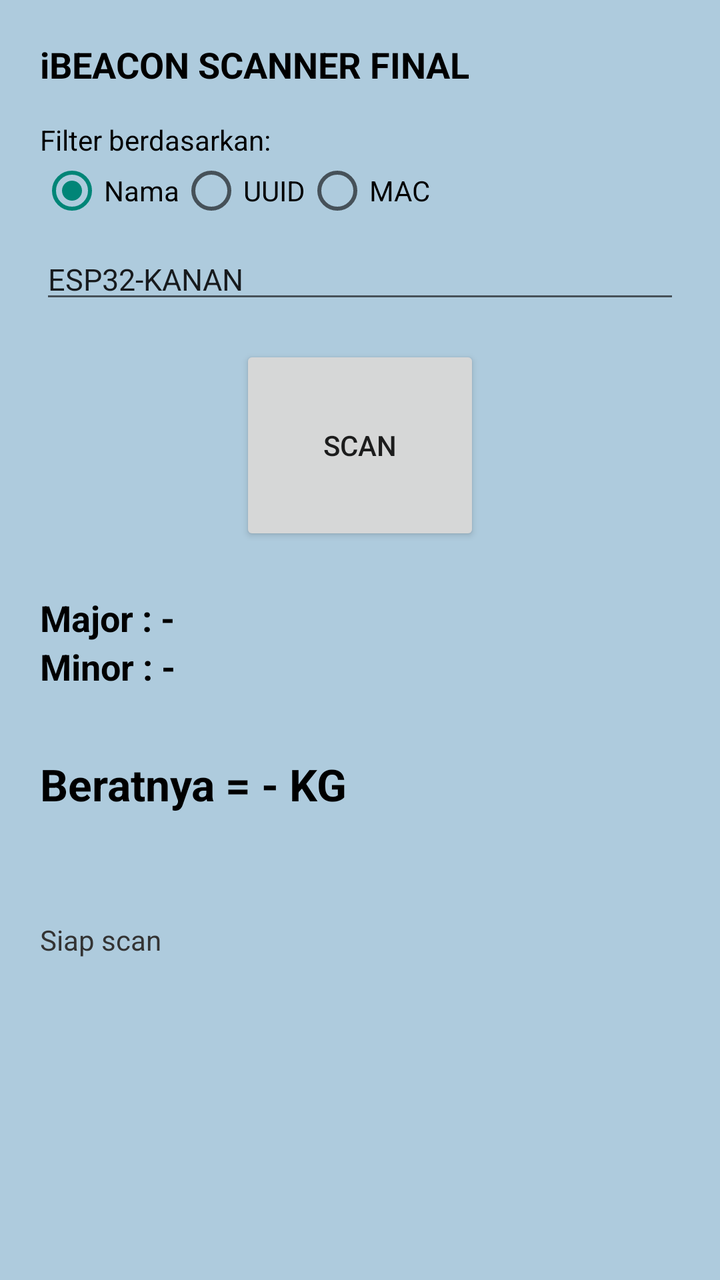
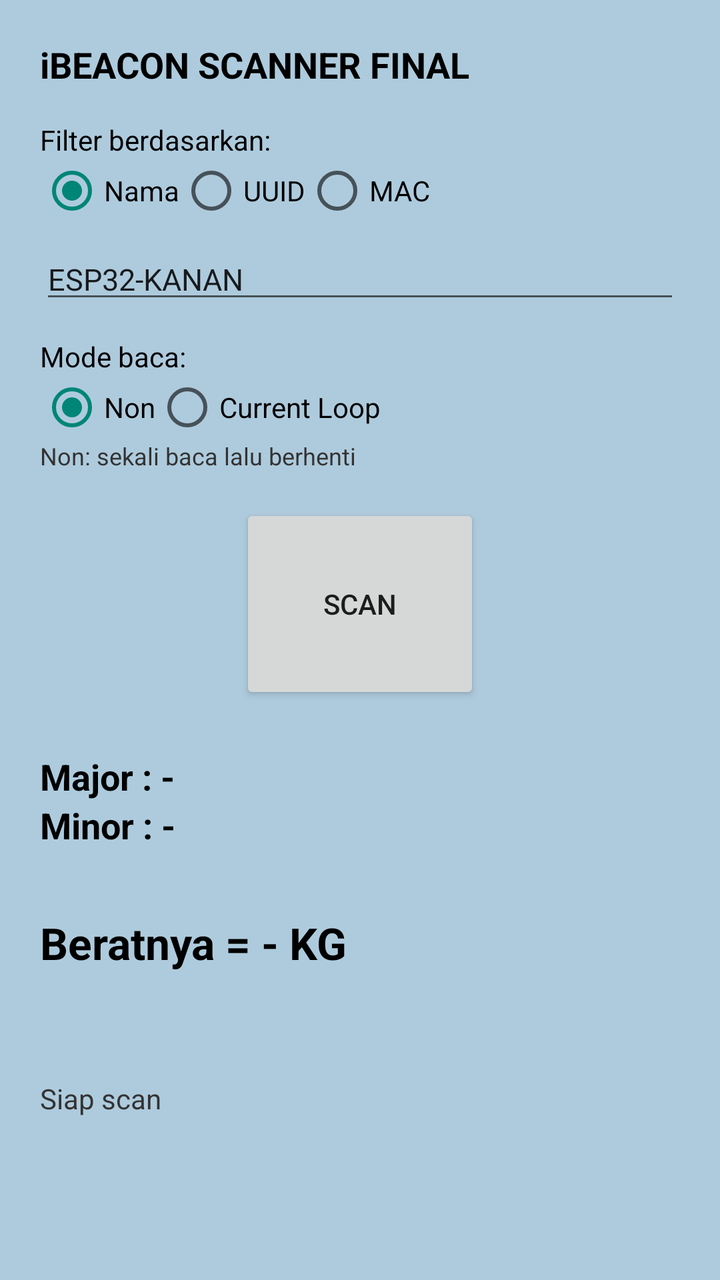

Compare the two renders of this Android layout. The source of the first and the diff that turns it into the second are given below.
<!-- AndroidManifest.xml: application theme android:Theme.Material.Light.DarkActionBar -->
<!-- res/layout/activity_main.xml -->
<?xml version="1.0" encoding="utf-8"?>
<ScrollView xmlns:android="http://schemas.android.com/apk/res/android"
    android:layout_width="match_parent" android:layout_height="match_parent"
    android:background="#AECBDD">

    <LinearLayout android:layout_width="match_parent" android:layout_height="wrap_content"
        android:orientation="vertical" android:padding="20dp">

        <TextView android:layout_width="wrap_content" android:layout_height="wrap_content"
            android:text="iBEACON SCANNER FINAL" android:textStyle="bold"
            android:textSize="18sp" android:textColor="#000000" />

        <TextView android:layout_width="wrap_content" android:layout_height="wrap_content"
            android:layout_marginTop="16dp" android:text="Filter berdasarkan:"
            android:textColor="#000000" />

        <RadioGroup android:id="@+id/rgFilter"
            android:layout_width="match_parent" android:layout_height="wrap_content"
            android:orientation="horizontal">
            <RadioButton android:id="@+id/rbName" android:layout_width="wrap_content"
                android:layout_height="wrap_content" android:text="Nama" android:checked="true" />
            <RadioButton android:id="@+id/rbUuid" android:layout_width="wrap_content"
                android:layout_height="wrap_content" android:text="UUID" />
            <RadioButton android:id="@+id/rbMac" android:layout_width="wrap_content"
                android:layout_height="wrap_content" android:text="MAC" />
        </RadioGroup>

        <EditText android:id="@+id/etFilter"
            android:layout_width="match_parent" android:layout_height="wrap_content"
            android:layout_marginTop="8dp" android:text="ESP32-KANAN"
            android:inputType="textCapCharacters|textNoSuggestions"
            android:singleLine="true" android:textSize="15sp" />

        <Button android:id="@+id/btnScan"
            android:layout_width="120dp" android:layout_height="100dp"
            android:layout_gravity="center_horizontal" android:layout_marginTop="16dp"
            android:text="Scan" />

        <TextView android:id="@+id/tvMajor"
            android:layout_width="wrap_content" android:layout_height="wrap_content"
            android:layout_marginTop="24dp" android:text="Major : -"
            android:textStyle="bold" android:textSize="18sp" android:textColor="#000000" />

        <TextView android:id="@+id/tvMinor"
            android:layout_width="wrap_content" android:layout_height="wrap_content"
            android:text="Minor : -"
            android:textStyle="bold" android:textSize="18sp" android:textColor="#000000" />

        <TextView android:id="@+id/tvWeight"
            android:layout_width="wrap_content" android:layout_height="wrap_content"
            android:layout_marginTop="32dp" android:text="Beratnya = - KG"
            android:textStyle="bold" android:textSize="22sp" android:textColor="#000000" />

        <TextView android:id="@+id/tvInfo"
            android:layout_width="match_parent" android:layout_height="wrap_content"
            android:layout_marginTop="24dp" android:textIsSelectable="true"
            android:textSize="13sp" android:textColor="#222222" />

        <TextView android:id="@+id/tvStatus"
            android:layout_width="match_parent" android:layout_height="wrap_content"
            android:layout_marginTop="12dp" android:text="Siap scan"
            android:textSize="14sp" android:textColor="#333333" />
    </LinearLayout>
</ScrollView>
<!-- resources referenced by this layout -->
<resources>

</resources>

<!-- the commit's change to res/layout/activity_main.xml (unified diff, before → after) -->
@@ -31,6 +31,24 @@
             android:inputType="textCapCharacters|textNoSuggestions"
             android:singleLine="true" android:textSize="15sp" />
 
+        <TextView android:layout_width="wrap_content" android:layout_height="wrap_content"
+            android:layout_marginTop="12dp" android:text="Mode baca:"
+            android:textColor="#000000" />
+
+        <RadioGroup android:id="@+id/rgLoop"
+            android:layout_width="match_parent" android:layout_height="wrap_content"
+            android:orientation="horizontal">
+            <RadioButton android:id="@+id/rbNon" android:layout_width="wrap_content"
+                android:layout_height="wrap_content" android:text="Non" android:checked="true" />
+            <RadioButton android:id="@+id/rbLoop" android:layout_width="wrap_content"
+                android:layout_height="wrap_content" android:text="Current Loop" />
+        </RadioGroup>
+
+        <TextView android:id="@+id/tvLoopHint"
+            android:layout_width="match_parent" android:layout_height="wrap_content"
+            android:text="Non: sekali baca lalu berhenti"
+            android:textSize="12sp" android:textColor="#333333" />
+
         <Button android:id="@+id/btnScan"
             android:layout_width="120dp" android:layout_height="100dp"
             android:layout_gravity="center_horizontal" android:layout_marginTop="16dp"
